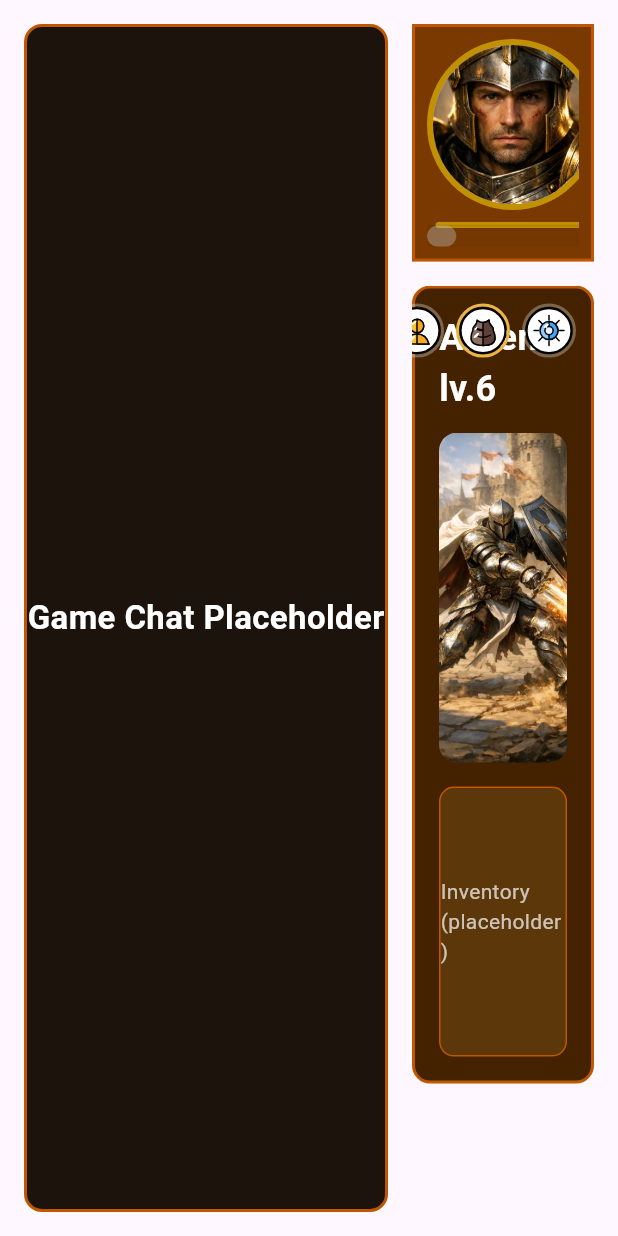
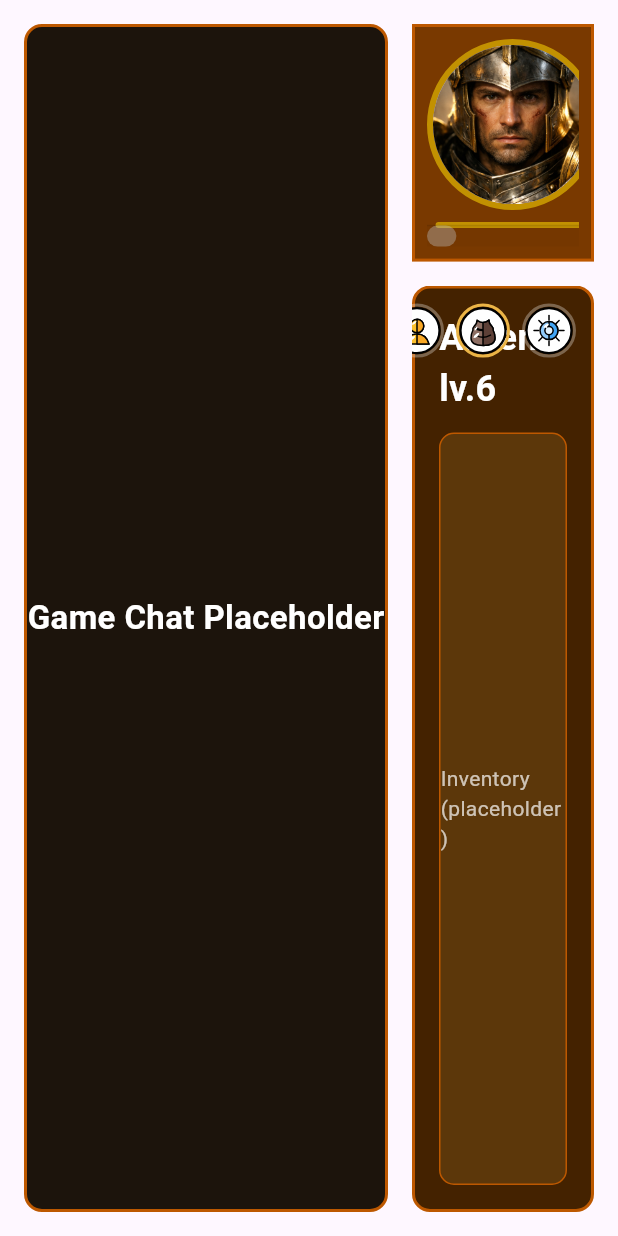
Before and after one commit to sammyill/dungeonnotfound_frontend, a Flutter app: the screen it shows after launch, after a tap on an icon or button, on a phone screen of 412 x 824 dp. Run offline on Flutter 3.47's test engine with Material 3 defaults, Android fonts, the phone set to English and light mode, and no system bars; our stand-ins replace flutter_svg.

Commit message:
full start panel char

```diff
--- a/lib/gamechat/gamechatcomponents/characterspanel.dart
+++ b/lib/gamechat/gamechatcomponents/characterspanel.dart
@@ -213,9 +213,7 @@ class _DNDCharactersPanelState extends State<DNDCharactersPanel> {
                 ),
               ),
               const SizedBox(height: 12),
-              _buildHeroImage(hero),
-              const SizedBox(height: 16),
-              _buildPanelContent(hero),
+              Expanded(child: _buildPanelContent(hero)),
             ],
           ),
         ),
@@ -316,10 +314,7 @@ class _PanelIconButton extends StatelessWidget {
           shape: BoxShape.circle,
           border: Border.all(color: borderColor, width: 2),
         ),
-        child: SvgPicture.asset(
-          assetPath,
-          fit: BoxFit.contain,
-        ),
+        child: SvgPicture.asset(assetPath, fit: BoxFit.contain),
       ),
     );
   }
@@ -332,7 +327,56 @@ class HeroPanelsStats extends StatelessWidget {
 
   @override
   Widget build(BuildContext context) {
-    return CharacterStats(stats: hero.stats);
+    return LayoutBuilder(
+      builder: (context, constraints) {
+        final double statsHeight = constraints.maxHeight * 0.30;
+
+        return Stack(
+          fit: StackFit.expand,
+          children: [
+            _HeroImageFill(imagePath: hero.imageUrl),
+            Positioned(
+              left: 0,
+              right: 0,
+              bottom: 0,
+              height: statsHeight,
+              child: Center(child: CharacterStats(stats: hero.stats)),
+            ),
+          ],
+        );
+      },
+    );
+  }
+}
+
+class _HeroImageFill extends StatelessWidget {
+  final String imagePath;
+
+  const _HeroImageFill({required this.imagePath});
+
+  @override
+  Widget build(BuildContext context) {
+    return ClipRRect(
+      borderRadius: BorderRadius.circular(12),
+      child: Image.asset(
+        imagePath,
+        width: double.infinity,
+        height: double.infinity,
+        fit: BoxFit.cover,
+        errorBuilder: (context, error, stackTrace) {
+          return Container(
+            color: const Color.fromARGB(255, 20, 210, 128),
+            child: const Center(
+              child: Icon(
+                Icons.image_not_supported,
+                size: 40,
+                color: Colors.white54,
+              ),
+            ),
+          );
+        },
+      ),
+    );
   }
 }
 
--- a/lib/gamechat/gamechatcomponents/characterstats.dart
+++ b/lib/gamechat/gamechatcomponents/characterstats.dart
@@ -6,15 +6,13 @@ class CharacterStats extends StatelessWidget {
 
   const CharacterStats({super.key, required this.stats});
 
-
-
-  static const List<_StatField> _charstats =  [
-  _StatField('Strength','strenght','assets/icons/strength.svg'),
-  _StatField('Dexterity','dexterity','assets/icons/dexterity.svg'),
-  _StatField('Constitution','constitution','assets/icons/constitution.svg'),
-  _StatField('Intelligence','intelligence','assets/icons/intelligence.svg'),
-  _StatField('Wisdom','wisdom','assets/icons/wisdom.svg'),
-  _StatField('Charisma','charisma','assets/icons/charisma.svg'),
+  static const List<_StatField> _charstats = [
+    _StatField('Strength', 'strenght', 'assets/icons/strength.svg'),
+    _StatField('Dexterity', 'dexterity', 'assets/icons/dexterity.svg'),
+    _StatField('Constitution', 'constitution', 'assets/icons/constitution.svg'),
+    _StatField('Intelligence', 'intelligence', 'assets/icons/intelligence.svg'),
+    _StatField('Wisdom', 'wisdom', 'assets/icons/wisdom.svg'),
+    _StatField('Charisma', 'charisma', 'assets/icons/charisma.svg'),
   ];
 
   @override
@@ -23,7 +21,9 @@ class CharacterStats extends StatelessWidget {
 
     for (int i = 0; i < _charstats.length; i += 2) {
       final _StatField left = _charstats[i];
-      final _StatField? right = i + 1 < _charstats.length ? _charstats[i + 1] : null;
+      final _StatField? right = i + 1 < _charstats.length
+          ? _charstats[i + 1]
+          : null;
 
       rows.add(
         SizedBox(
@@ -52,14 +52,13 @@ class CharacterStats extends StatelessWidget {
         ),
       );
 
-      if (i + 2 <_charstats.length) {
+      if (i + 2 < _charstats.length) {
         rows.add(const SizedBox(height: 8));
       }
     }
 
     return SizedBox(
-      width: 400,
-      height: 400,
+      width: double.infinity,
       child: Column(mainAxisSize: MainAxisSize.min, children: rows),
     );
   }
@@ -70,5 +69,5 @@ class _StatField {
   final String key;
   final String iconPath;
 
-  const _StatField(this.label, this.key,this.iconPath);
+  const _StatField(this.label, this.key, this.iconPath);
 }
```
Lines whose indentation alone changed are shown as unchanged.
